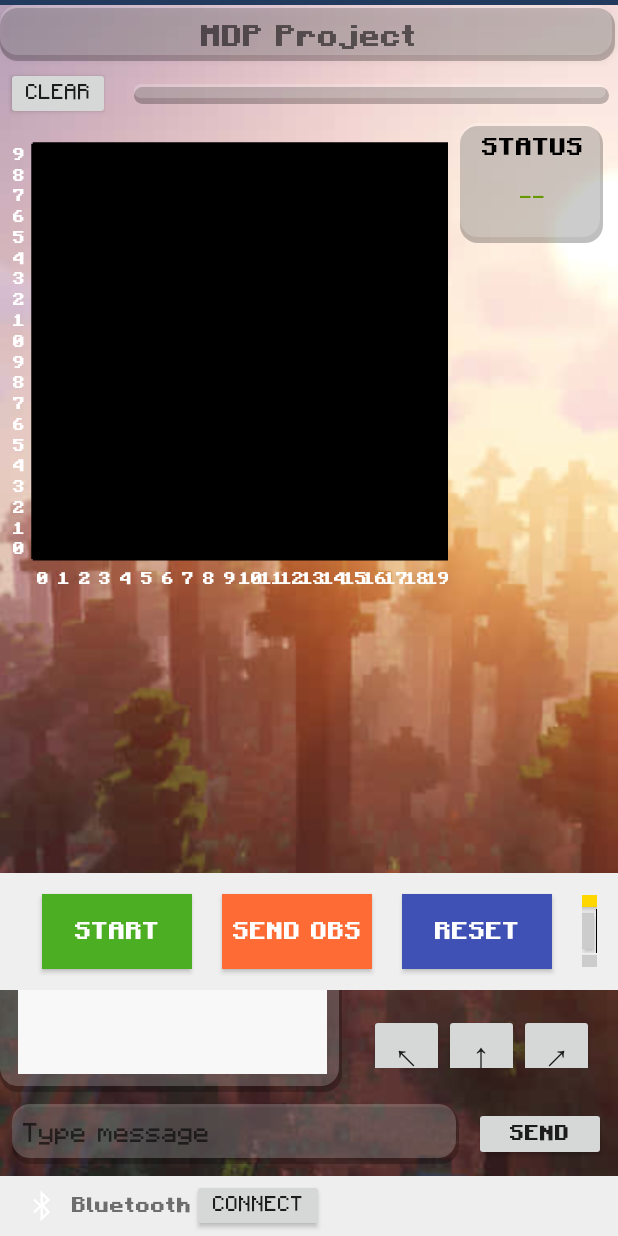
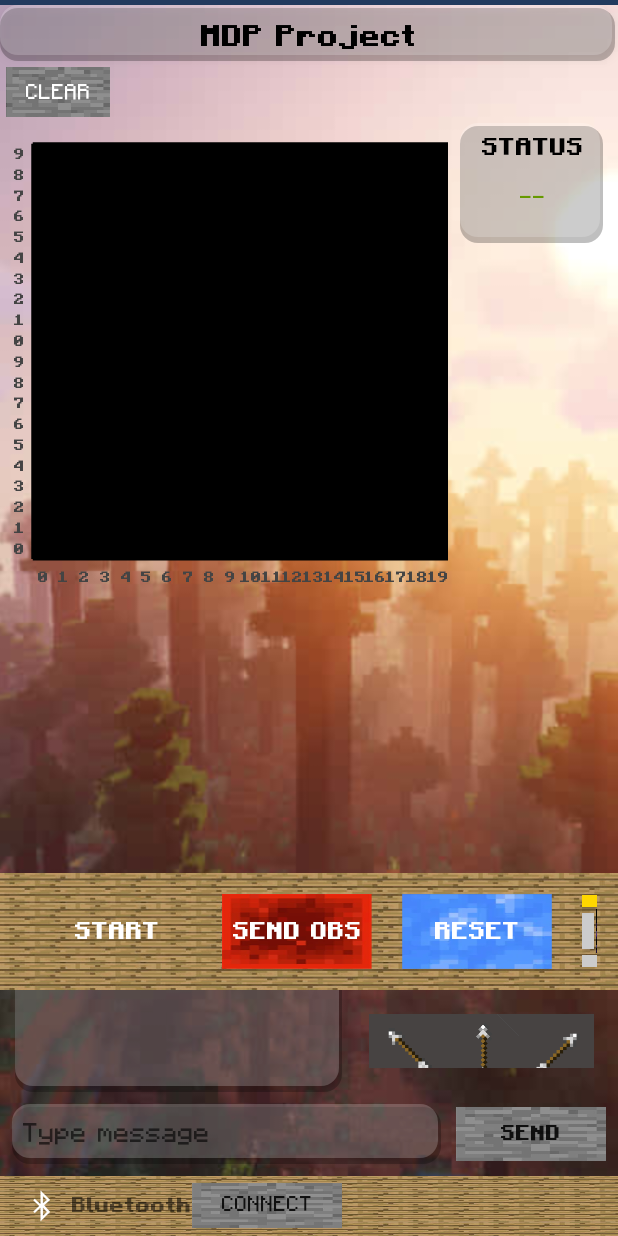
Before and after one commit to IwannaSun/mdp-android, an Android app built with Jetpack Compose: the screen it shows after launch (MainActivity), on a phone screen of 412 x 824 dp. Run offline under Robolectric (Android 15) with nearby library versions, the phone set to English and light mode, and no system bars; 4 statements that could not run were skipped.

Commit message:
Made 2nd UI change. Fine tuning left

```diff
--- a/app/src/main/java/com/example/mdp/GridWithAxesView.kt
+++ b/app/src/main/java/com/example/mdp/GridWithAxesView.kt
@@ -29,8 +29,8 @@
     private val customTypeface: Typeface? = ResourcesCompat.getFont(context, R.font.minecraftbold)
 
     private val textPaint = Paint().apply {
-        color = Color.WHITE
-        textSize = 23f * resources.displayMetrics.density / 2f
+        color = Color.DKGRAY
+        textSize = 20f * resources.displayMetrics.density / 2f
         isAntiAlias = true
         typeface = customTypeface
     }
--- a/app/src/main/java/com/example/mdp/MainActivity.kt
+++ b/app/src/main/java/com/example/mdp/MainActivity.kt
@@ -135,7 +135,7 @@
         tvLog = findViewById(R.id.tvLog)
         scrollView = findViewById(R.id.scrollView)
         bottomIcon = findViewById(R.id.bottomIcon)
-        tvStatus = findViewById(R.id.tvStatus)
+//        tvStatus = findViewById(R.id.tvStatus)
         tvRobotStatus = findViewById(R.id.tvRobotStatus)
         paletteObstacleLabel = findViewById(R.id.palette_obstacle_label)
         tvLog.movementMethod = ScrollingMovementMethod()
--- a/app/src/main/java/com/example/mdp/ObstacleView.kt
+++ b/app/src/main/java/com/example/mdp/ObstacleView.kt
@@ -2,6 +2,7 @@
 
 import android.content.Context
 import android.graphics.Bitmap
+import android.graphics.BitmapFactory
 import android.graphics.Canvas
 import android.graphics.Color
 import android.graphics.Paint
@@ -22,6 +23,9 @@
 
     private val regularTypeface: Typeface? = ResourcesCompat.getFont(context, R.font.minecraftregular)
     private val boldTypeface: Typeface? = ResourcesCompat.getFont(context, R.font.minecraftbold)
+
+    // Load obsidian block texture
+    private val obsidianBitmap: Bitmap = BitmapFactory.decodeResource(context.resources, R.drawable.obsidianblock)
 
     fun setNumber(n: Int) {
         number = n
@@ -57,7 +61,7 @@
 
     override fun onDraw(canvas: Canvas) {
         super.onDraw(canvas)
-        val paint = Paint().apply { color = Color.BLACK }
+
         val textPaint = Paint().apply {
             color = Color.WHITE
             textSize = 12f
@@ -80,14 +84,16 @@
             canvas.restoreToCount(saveCount)
         }
 
-        // Draw the main obstacle rectangle if no background image
+        // Draw the main obstacle with obsidian texture if no background image
         if (backgroundBitmap == null) {
-            canvas.drawRect(0f, 0f, width.toFloat(), height.toFloat(), paint)
+            // Draw obsidian texture scaled to fit the view
+            val destRect = Rect(0, 0, width, height)
+            canvas.drawBitmap(obsidianBitmap, null, destRect, null)
         }
 
         // Draw the target ID or obstacle number
         val xPos = width / 2f
-        val yPos = (height / 2f) - ((textPaint.descent() + textPaint.ascent()) / 2) +1f
+        val yPos = (height / 2f) - ((textPaint.descent() + textPaint.ascent()) / 2) + 1f
         if (targetId != null) {
             val targetPaint = Paint().apply {
                 color = Color.WHITE
--- a/app/src/main/res/layout/activity_main.xml
+++ b/app/src/main/res/layout/activity_main.xml
@@ -39,6 +39,7 @@
             android:text="MDP Project"
             android:textSize="20sp"
             android:textStyle="bold"
+            android:textColor="@color/black"
             android:fontFamily="@font/minecraftbold" />
 
         <!-- Existing content starts here -->
@@ -53,17 +54,9 @@
                 android:layout_width="69dp"
                 android:layout_height="35dp"
                 android:text="Clear"
+                android:textColor="@color/white"
+                android:background="@drawable/stoneblock"
                 android:fontFamily="@font/minecraftregular" />
-
-            <TextView
-                android:id="@+id/tvStatus"
-                android:layout_width="0dp"
-                android:layout_height="wrap_content"
-                android:layout_marginStart="16dp"
-                android:layout_weight="1"
-                android:textStyle="bold"
-                android:background="@drawable/black_outline_background"
-                android:fontFamily="@font/minecraftbold" />
         </LinearLayout>
 
 
@@ -131,7 +124,7 @@
             android:id="@+id/palette_container"
             android:layout_width="match_parent"
             android:layout_height="78dp"
-            android:background="#EFEFEF"
+            android:background="@drawable/woodbackground"
             android:gravity="start|center_vertical"
             android:orientation="horizontal"
             android:padding="8dp">
@@ -143,7 +136,7 @@
                 android:text="Start"
                 android:textSize="16sp"
                 android:textStyle="bold"
-                android:background="#4CAF23"
+                android:background="@drawable/grass_block"
                 android:layout_marginStart="20dp"
                 android:layout_marginEnd="20dp"
                 android:textColor="@android:color/white"
@@ -156,7 +149,7 @@
                 android:text="Send OBS"
                 android:textSize="16sp"
                 android:textStyle="bold"
-                android:background="#FF6B35"
+                android:background="@drawable/redstoneblock"
                 android:textColor="@android:color/white"
                 android:layout_marginEnd="20dp"
                 android:fontFamily="@font/minecraftbold" />
@@ -168,7 +161,7 @@
                 android:text="RESET"
                 android:textSize="16sp"
                 android:textStyle="bold"
-                android:background="#3F51B5"
+                android:background="@drawable/iceblock"
                 android:textColor="@android:color/white"
                 android:layout_marginEnd="20dp"
                 android:fontFamily="@font/minecraftbold" />
@@ -223,7 +216,7 @@
                             android:id="@+id/palette_obstacle_label"
                             android:layout_width="29dp"
                             android:layout_height="29dp"
-                            android:background="@android:color/black"
+                            android:background="@drawable/obsidianblock"
                             android:gravity="center"
                             android:text="1"
                             android:textColor="@android:color/white"
@@ -292,6 +285,7 @@
                 android:layout_height="180dp"
                 android:layout_weight="1"
                 android:background="@drawable/black_outline_background"
+                android:layout_marginLeft="10dp"
                 android:fillViewport="true"
                 android:padding="12dp">
 
@@ -300,10 +294,9 @@
                     android:layout_width="match_parent"
                     android:layout_height="wrap_content"
                     android:minHeight="40dp"
-                    android:background="#F8F8F8"
                     android:lineSpacingExtra="2dp"
                     android:textAppearance="?android:attr/textAppearanceSmall"
-                    android:textColor="#000000"
+                    android:textColor="#FFFFFF"
                     android:textIsSelectable="true"
                     android:fontFamily="@font/minecraftregular" />
             </ScrollView>
@@ -319,13 +312,16 @@
                 <LinearLayout
                     android:layout_width="wrap_content"
                     android:layout_height="wrap_content"
-                    android:orientation="horizontal">
+                    android:orientation="horizontal"
+                    android:background="#474342">
 
                     <Button
                         android:id="@+id/btnRotateLeft"
                         android:layout_width="50dp"
                         android:layout_height="50dp"
-                        android:text="↖"
+                        android:text=""
+                        android:rotation="270"
+                        android:background="@drawable/arrowblock"
                         android:textSize="24sp"
                         android:fontFamily="@font/minecraftregular" />
 
@@ -333,7 +329,9 @@
                         android:id="@+id/btnUp"
                         android:layout_width="50dp"
                         android:layout_height="50dp"
-                        android:text="↑"
+                        android:text=""
+                        android:rotation="315"
+                        android:background="@drawable/arrowblock"
                         android:textSize="24sp"
                         android:fontFamily="@font/minecraftregular" />
 
@@ -341,7 +339,9 @@
                         android:id="@+id/btnRotateRight"
                         android:layout_width="50dp"
                         android:layout_height="50dp"
-                        android:text="↗"
+                        android:text=""
+                        android:rotation="0"
+                        android:background="@drawable/arrowblock"
                         android:textSize="24sp"
                         android:fontFamily="@font/minecraftregular" />
                 </LinearLayout>
@@ -350,13 +350,16 @@
                 <LinearLayout
                     android:layout_width="wrap_content"
                     android:layout_height="wrap_content"
-                    android:orientation="horizontal">
+                    android:orientation="horizontal"
+                    android:background="#474342">
 
                     <Button
                         android:id="@+id/btnLeft"
                         android:layout_width="50dp"
                         android:layout_height="50dp"
-                        android:text="↙"
+                        android:text=""
+                        android:rotation="180"
+                        android:background="@drawable/arrowblock"
                         android:textSize="24sp"
                         android:fontFamily="@font/minecraftregular" />
 
@@ -364,7 +367,9 @@
                         android:id="@+id/btnDown"
                         android:layout_width="50dp"
                         android:layout_height="50dp"
-                        android:text="↓"
+                        android:text=""
+                        android:rotation="135"
+                        android:background="@drawable/arrowblock"
                         android:textSize="24sp"
                         android:fontFamily="@font/minecraftregular" />
 
@@ -372,7 +377,9 @@
                         android:id="@+id/btnRight"
                         android:layout_width="50dp"
                         android:layout_height="50dp"
-                        android:text="↘"
+                        android:text=""
+                        android:rotation="90"
+                        android:background="@drawable/arrowblock"
                         android:textSize="24sp"
                         android:fontFamily="@font/minecraftregular" />
 
@@ -399,10 +406,11 @@
 
             <Button
                 android:id="@+id/btnSend"
-                android:layout_width="wrap_content"
+                android:layout_width="100dp"
                 android:layout_height="36dp"
                 android:layout_marginStart="8dp"
                 android:text="Send"
+                android:background="@drawable/stoneblock"
                 android:fontFamily="@font/minecraftbold" />
         </LinearLayout>
 
@@ -410,7 +418,7 @@
             android:id="@+id/bottomBar"
             android:layout_width="match_parent"
             android:layout_height="40dp"
-            android:background="#EEEEEE"
+            android:background="@drawable/woodbackground"
             android:gravity="center_vertical"
             android:orientation="horizontal"
             android:paddingStart="16dp"
@@ -433,9 +441,10 @@
 
             <Button
                 android:id="@+id/btnConnect"
-                android:layout_width="wrap_content"
-                android:layout_height="35dp"
+                android:layout_width="100dp"
+                android:layout_height="30dp"
                 android:text="Connect"
+                android:background="@drawable/stoneblock"
                 android:fontFamily="@font/minecraftregular" />
         </LinearLayout>
     </LinearLayout>
```
Also changed, not shown: app/src/main/res/drawable/arrowblock.png (added), app/src/main/res/drawable/iceblock.png (added), app/src/main/res/drawable/obsidianblock.png (added), app/src/main/res/drawable/redstoneblock.png (added), app/src/main/res/drawable/slimeblock.png (added), app/src/main/res/drawable/stoneblock.png (added).
